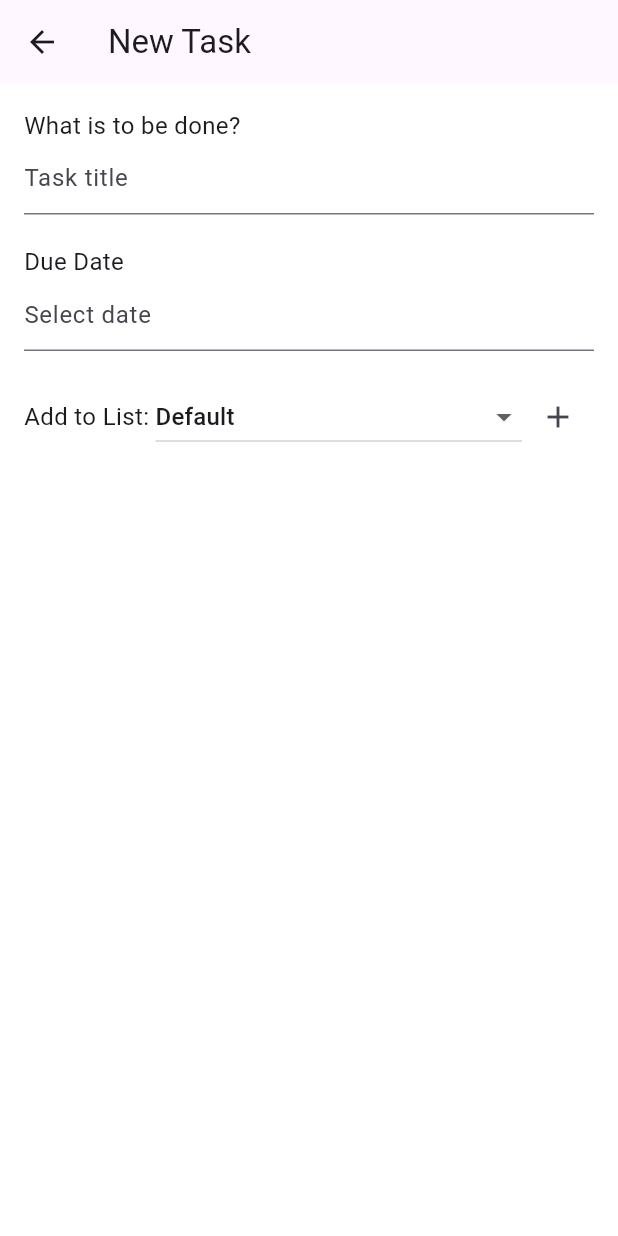
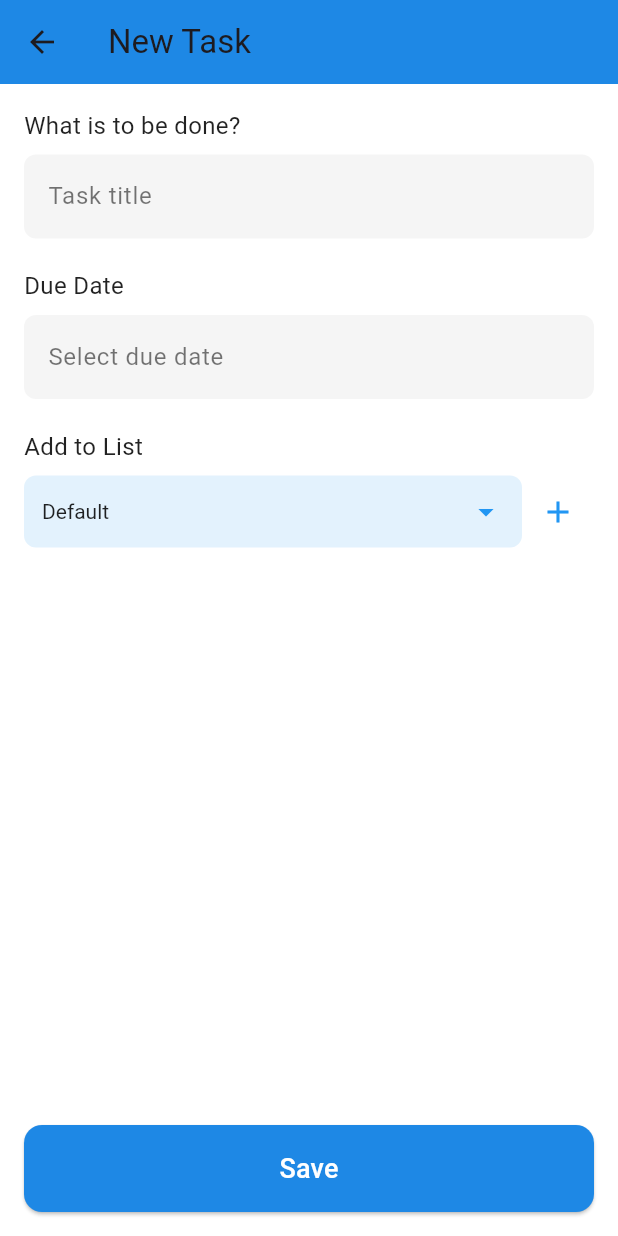
Before and after one commit to KALU56/kuraz_mobel_app, a Flutter app: the screen it shows after launch, after a tap on the "add" icon, on a phone screen of 412 x 824 dp. Run offline on Flutter 3.47's test engine with Material 3 defaults, Android fonts, the phone set to English and light mode, and no system bars; our stand-ins replace cloud_firestore, emoji_picker_flutter, firebase_auth, firebase_core, flutter_bloc, flutter_contacts and 2 more; accounts and stored records are empty.

Commit message:
feat: moify background color

```diff
--- a/todo_app/lib/main.dart
+++ b/todo_app/lib/main.dart
@@ -12,6 +12,7 @@ class TodoApp extends StatelessWidget {
   Widget build(BuildContext context) {
     return MaterialApp(
       title: 'To-Do App',
+      debugShowCheckedModeBanner: false,
       theme: ThemeData(
         primarySwatch: Colors.blue,
         scaffoldBackgroundColor: Colors.white,
--- /dev/null
+++ b/todo_app/lib/models/task.dart
@@ -0,0 +1,7 @@
+class Task {
+  final String title;
+  final String dueDate;
+  final String category;
+
+  Task({required this.title, required this.dueDate, required this.category});
+}
--- /dev/null
+++ b/todo_app/lib/models/task_data.dart
@@ -0,0 +1,5 @@
+import 'task.dart';
+
+class TaskData {
+  static final List<Task> tasks = [];
+}
--- a/todo_app/lib/screens/category_screen.dart
+++ b/todo_app/lib/screens/category_screen.dart
@@ -29,7 +29,7 @@ class CategoryScreen extends StatelessWidget {
             ),
           );
         },
-        backgroundColor: Colors.white,
+        backgroundColor: Colors.blue[800],
         child: const Icon(Icons.add, color: Colors.blue),
       ),
     );
--- a/todo_app/lib/screens/home_screen.dart
+++ b/todo_app/lib/screens/home_screen.dart
@@ -127,7 +127,10 @@ class _HomeScreenState extends State<HomeScreen> {
           const Icon(Icons.more_vert, color: Colors.white),
         ],
       ),
-      body: TaskPage(category: selectedCategory),
+      body: Container(
+        color: Colors.blue[800],
+        child: TaskPage(category: selectedCategory),
+      ),
     );
   }
 }
--- a/todo_app/lib/screens/new_task_screen.dart
+++ b/todo_app/lib/screens/new_task_screen.dart
@@ -41,6 +41,7 @@ class _NewTaskScreenState extends State<NewTaskScreen> {
     showDialog(
       context: context,
       builder: (context) => AlertDialog(
+        backgroundColor: Colors.white,
         title: const Text('New List'),
         content: TextField(
           autofocus: true,
@@ -62,45 +63,80 @@ class _NewTaskScreenState extends State<NewTaskScreen> {
     );
   }
 
+  void _saveTask() {
+    final title = _titleController.text.trim();
+    final dueDate = _dueDateController.text.trim();
+    final category = _selectedCategory ?? 'Default';
+
+    if (title.isEmpty) {
+      ScaffoldMessenger.of(context).showSnackBar(
+        const SnackBar(content: Text('Please enter a task title')),
+      );
+      return;
+    }
+
+    final newTask = {
+      'title': title,
+      'dueDate': dueDate,
+      'category': category,
+    };
+
+    Navigator.pop(context, newTask);
+  }
+
   @override
   Widget build(BuildContext context) {
     return Scaffold(
+      backgroundColor: Colors.white, // ⬅️ Clean white background
       appBar: AppBar(
+        backgroundColor: Colors.blue[600],
+        elevation: 0,
         title: const Text('New Task'),
         leading: IconButton(
           icon: const Icon(Icons.arrow_back),
-          onPressed: () => Navigator.pop(context),
+          onPressed: () => Navigator.pop(context, false),
         ),
       ),
-      body: Padding(
+      body: SingleChildScrollView(
         padding: const EdgeInsets.all(16.0),
         child: Column(
+          crossAxisAlignment: CrossAxisAlignment.start,
           children: [
-            const Align(
-              alignment: Alignment.centerLeft,
-              child: Text('What is to be done?', style: TextStyle(fontSize: 16)),
+            const Text(
+              'What is to be done?',
+              style: TextStyle(fontSize: 16, color: Colors.black87),
             ),
-            TextField(
-              controller: _titleController,
-              decoration: const InputDecoration(hintText: 'Task title'),
+            const SizedBox(height: 8),
+            _buildTextField(_titleController, 'Task title'),
+            const SizedBox(height: 20),
+            const Text(
+              'Due Date',
+              style: TextStyle(fontSize: 16, color: Colors.black87),
             ),
+            const SizedBox(height: 8),
+            _buildTextField(_dueDateController, 'Select due date'),
             const SizedBox(height: 20),
-            const Align(
-              alignment: Alignment.centerLeft,
-              child: Text('Due Date', style: TextStyle(fontSize: 16)),
+            const Text(
+              'Add to List',
+              style: TextStyle(fontSize: 16, color: Colors.black87),
             ),
-            TextField(
-              controller: _dueDateController,
-              decoration: const InputDecoration(hintText: 'Select date'),
-            ),
-            const SizedBox(height: 20),
+            const SizedBox(height: 8),
             Row(
               children: [
-                const Text('Add to List: ', style: TextStyle(fontSize: 16)),
                 Expanded(
+                  child: Container(
+                    padding: const EdgeInsets.symmetric(horizontal: 12),
+                    decoration: BoxDecoration(
+                      color: Colors.blue[50],
+                      borderRadius: BorderRadius.circular(8),
+                    ),
                     child: DropdownButton<String>(
                       value: _selectedCategory,
+                      dropdownColor: Colors.blue[100],
                       isExpanded: true,
+                      underline: const SizedBox(),
+                      style: const TextStyle(color: Colors.black87),
+                      iconEnabledColor: Colors.blue,
                       onChanged: (value) {
                         setState(() {
                           _selectedCategory = value!;
@@ -114,13 +150,50 @@ class _NewTaskScreenState extends State<NewTaskScreen> {
                           .toList(),
                     ),
                   ),
+                ),
                 IconButton(
-                  icon: const Icon(Icons.add),
+                  icon: const Icon(Icons.add, color: Colors.blue),
                   onPressed: _showAddCategoryDialog,
-                )
+                ),
               ],
-            )
+            ),
+            const SizedBox(height: 80),
           ],
+        ),
+      ),
+      bottomNavigationBar: Padding(
+        padding: const EdgeInsets.all(16.0),
+        child: ElevatedButton(
+          onPressed: _saveTask,
+          style: ElevatedButton.styleFrom(
+            backgroundColor: Colors.blue[600],
+            foregroundColor: Colors.white,
+            padding: const EdgeInsets.symmetric(vertical: 16),
+            shape: RoundedRectangleBorder(
+              borderRadius: BorderRadius.circular(12),
+            ),
+          ),
+          child: const Text(
+            'Save',
+            style: TextStyle(fontSize: 18),
+          ),
+        ),
+      ),
+    );
+  }
+
+  Widget _buildTextField(TextEditingController controller, String hint) {
+    return TextField(
+      controller: controller,
+      style: const TextStyle(color: Colors.black87),
+      decoration: InputDecoration(
+        hintText: hint,
+        hintStyle: const TextStyle(color: Colors.black54),
+        filled: true,
+        fillColor: Colors.grey[100],
+        border: OutlineInputBorder(
+          borderRadius: BorderRadius.circular(8),
+          borderSide: BorderSide.none,
         ),
       ),
     );
--- a/todo_app/lib/screens/task_page.dart
+++ b/todo_app/lib/screens/task_page.dart
@@ -1,26 +1,49 @@
 import 'package:flutter/material.dart';
-import 'new_task_screen.dart';
+import 'package:todo_app/screens/new_task_screen.dart';
 
-class TaskPage extends StatelessWidget {
+class TaskPage extends StatefulWidget {
   final String category;
 
   const TaskPage({super.key, required this.category});
 
   @override
+  State<TaskPage> createState() => _TaskPageState();
+}
+
+class _TaskPageState extends State<TaskPage> {
+  List<Map<String, String>> tasks = [];
+
+  @override
   Widget build(BuildContext context) {
+    // Filter tasks by category
+    final filteredTasks = tasks.where((task) => task['category'] == widget.category).toList();
+
     return Scaffold(
-      body: Center(
-        child: Text('Tasks in "$category" category'),
+      body: ListView.builder(
+        itemCount: filteredTasks.length,
+        itemBuilder: (context, index) {
+          final task = filteredTasks[index];
+          return ListTile(
+            title: Text(task['title'] ?? ''),
+            subtitle: Text('Due: ${task['dueDate'] ?? ''}'),
+          );
+        },
       ),
       floatingActionButton: FloatingActionButton(
         backgroundColor: Colors.white,
-        onPressed: () {
-          Navigator.push(
+        onPressed: () async {
+          final newTask = await Navigator.push(
             context,
             MaterialPageRoute(
-              builder: (_) => NewTaskScreen(selectedCategory: category),
+              builder: (_) => NewTaskScreen(selectedCategory: widget.category),
             ),
           );
+
+          if (newTask != null) {
+            setState(() {
+              tasks.add(newTask);
+            });
+          }
         },
         child: const Icon(Icons.add, color: Colors.blue),
       ),
```
Lines whose indentation alone changed are shown as unchanged.
